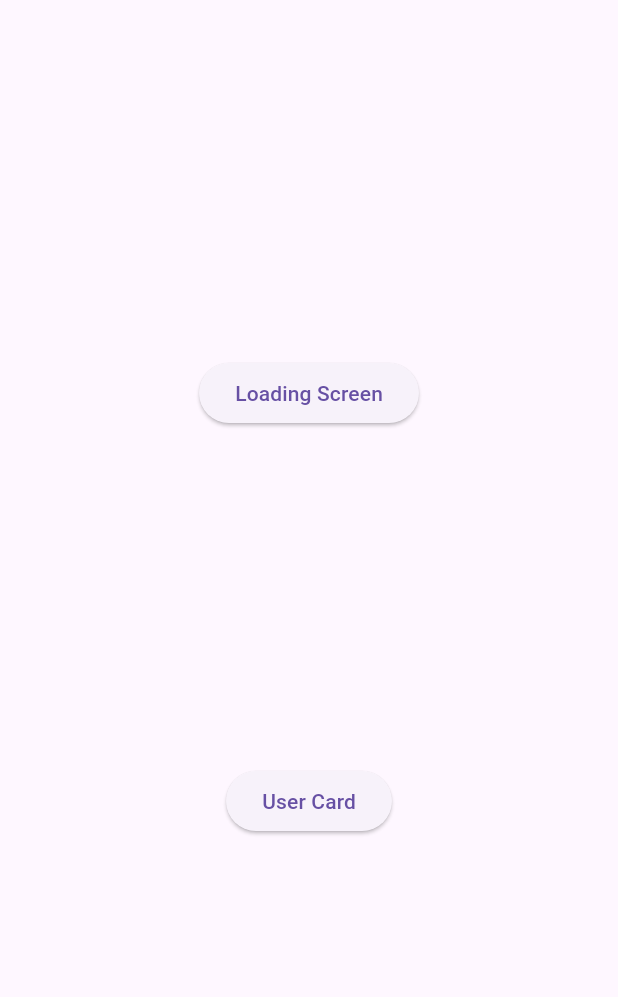
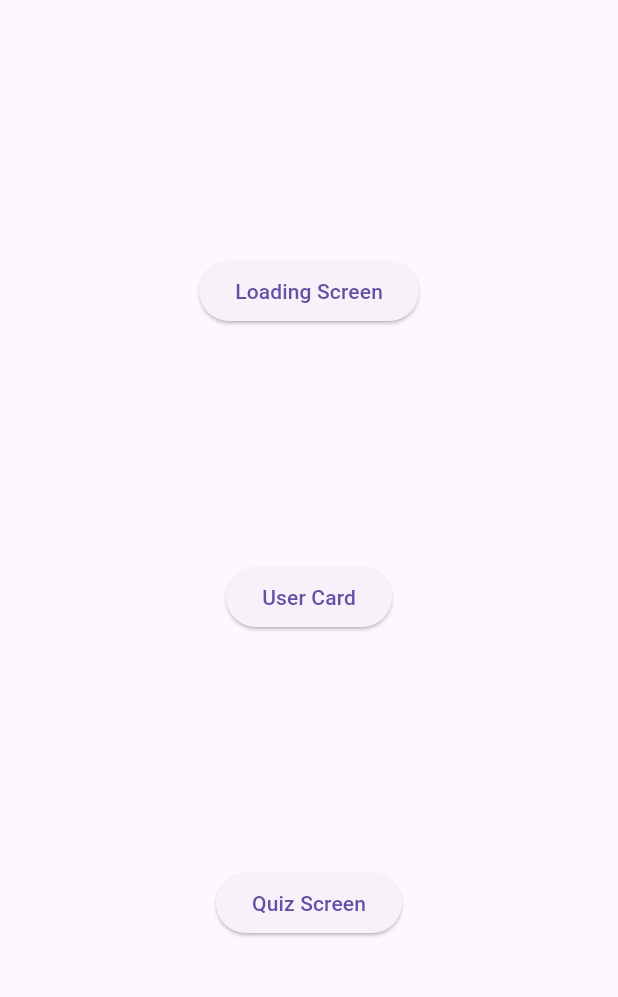
Before and after one commit to r4yb3l/excuela_widget_master, a Flutter app: the screen it shows after launch, on a phone screen of 412 x 824 dp, the part 63-1060 px from its top. Run offline on Flutter 3.47's test engine with Material 3 defaults, Android fonts, the phone set to English and light mode, and no system bars; our stand-ins replace bloc, flutter_bloc, freezed_annotation, go_router, loading_animation_widget; generated files the repository leaves out were written again.

Commit message:
9. Created logic to make the quiz game

```diff
--- a/lib/home_screen/home_screen.dart
+++ b/lib/home_screen/home_screen.dart
@@ -30,6 +30,14 @@ class HomeScreen extends StatelessWidget {
                 }, child: const Text('User Card')),
               ],
             ),
+            Row(
+              mainAxisAlignment: MainAxisAlignment.center,
+              children: [
+                ElevatedButton(onPressed: (){
+                  context.pushNamed('quizScreen');
+                }, child: const Text('Quiz Screen')),
+              ],
+            ),
           ],
         )
     );
--- a/lib/main.dart
+++ b/lib/main.dart
@@ -1,3 +1,5 @@
+import 'package:excuela_widget_master/quiz_screen/bloc/quiz_screen_bloc.dart';
+import 'package:excuela_widget_master/quiz_screen/quiz_screen.dart';
 import 'package:excuela_widget_master/user_card/bloc/user_card_bloc.dart';
 import 'package:excuela_widget_master/user_card/user_card.dart';
 import 'package:flutter/material.dart';
@@ -19,6 +21,9 @@
             create: (context) => LoadingScreenBloc(),
           ),
           BlocProvider<UserCardBloc>(create: (context) => UserCardBloc()),
+          BlocProvider<QuizScreenBloc>(
+              create: (context) =>
+                  QuizScreenBloc()..add(const QuizScreenEvent.initialize())),
         ],
         child: MaterialApp.router(
           debugShowCheckedModeBanner: false,
@@ -39,6 +44,11 @@
                 name: 'userCard',
                 builder: (context, state) => const UserCard(),
               ),
+              GoRoute(
+                path: '/quiz',
+                name: 'quizScreen',
+                builder: (context, state) => const QuizScreen(),
+              ),
             ],
           ),
         ));
--- /dev/null
+++ b/lib/quiz_screen/bloc/quiz_screen_bloc.dart
@@ -0,0 +1,61 @@
+import 'package:bloc/bloc.dart';
+import 'package:excuela_widget_master/quiz_screen/domain/quiz_data.dart';
+import 'package:excuela_widget_master/quiz_screen/domain/quiz_question.dart';
+import 'package:freezed_annotation/freezed_annotation.dart';
+
+part 'quiz_screen_event.dart';
+
+part 'quiz_screen_state.dart';
+
+part 'quiz_screen_bloc.freezed.dart';
+
+class QuizScreenBloc extends Bloc<QuizScreenEvent, QuizScreenState> {
+  QuizScreenBloc() : super(QuizScreenState.initial()) {
+    on<QuizScreenEvent>((event, emit) {
+      event.when(initialize: () {
+        emit(state.copyWith(data: data, currentQuestionIndex: 0));
+      }, nextQuestion: () {
+        emit(state.copyWith(
+            currentQuestionIndex: state.currentQuestionIndex! + 1,
+            currentAnswerResult: null));
+      }, validateAnswer: (int questionIndex, int userAnswerIndex) {
+        if (userAnswerIndex ==
+            data.questions[questionIndex].correctAnswerIndex) {
+          emit(state.copyWith(
+              rightAnswerCount: state.rightAnswerCount + 1,
+              currentAnswerResult: true));
+        } else {
+          emit(state.copyWith(
+              wrongAnswerCount: state.wrongAnswerCount + 1,
+              currentAnswerResult: false));
+        }
+      });
+    });
+  }
+
+  final data = const QuizData(questions: [
+    QuizQuestion(
+        topic: 'Tecnologia',
+        question:
+            'Cual es el nombre de la pieza que es por asi decir el cerebro de una computadora?',
+        answers: ['Motherboard', 'CPU', 'GPU', 'RAM'],
+        correctAnswerIndex: 1),
+    QuizQuestion(
+        topic: 'Geografia',
+        question: 'En que continente se encuentra la ciudad de Rio de Janeiro?',
+        answers: ['America', 'Europa', 'Asia', 'Africa'],
+        correctAnswerIndex: 0),
+    QuizQuestion(
+        topic: 'Ciencias',
+        question: 'Cual es el planeta mas caliente del sistema solar?',
+        answers: ['Mercurio', 'Venus', 'Tierra', 'Marte'],
+        correctAnswerIndex: 1),
+    QuizQuestion(
+      topic: 'Historia',
+      question:
+          'Cual ha sido el unico pais del mundo en usar armas atomicas en conflicto?',
+      answers: ['Estados Unidos', 'China', 'Japon', 'Corea'],
+      correctAnswerIndex: 0,
+    )
+  ], correctAnswers: 0, wrongAnswers: 0, percentage: 0);
+}
--- /dev/null
+++ b/lib/quiz_screen/bloc/quiz_screen_event.dart
@@ -0,0 +1,8 @@
+part of 'quiz_screen_bloc.dart';
+
+@freezed
+class QuizScreenEvent with _$QuizScreenEvent {
+  const factory QuizScreenEvent.initialize() = _Initialize;
+  const factory QuizScreenEvent.validateAnswer(int questionIndex, int userAnswerIndex) = _ValidateAnswer;
+  const factory QuizScreenEvent.nextQuestion() = _NextQuestion;
+}
--- /dev/null
+++ b/lib/quiz_screen/bloc/quiz_screen_state.dart
@@ -0,0 +1,20 @@
+part of 'quiz_screen_bloc.dart';
+
+@freezed
+class QuizScreenState with _$QuizScreenState {
+  const factory QuizScreenState({
+    required QuizData data,
+    required int rightAnswerCount,
+    required int wrongAnswerCount,
+    required int? currentQuestionIndex,
+    required bool? currentAnswerResult,
+  }) = _QuizScreenState;
+
+  factory QuizScreenState.initial() => QuizScreenState(
+        data: QuizData.empty(),
+        rightAnswerCount: 0,
+        wrongAnswerCount: 0,
+        currentQuestionIndex: 0,
+        currentAnswerResult: null,
+      );
+}
--- /dev/null
+++ b/lib/quiz_screen/domain/quiz_data.dart
@@ -0,0 +1,17 @@
+import 'package:excuela_widget_master/quiz_screen/domain/quiz_question.dart';
+import 'package:freezed_annotation/freezed_annotation.dart';
+
+part 'quiz_data.freezed.dart';
+
+@freezed
+class QuizData with _$QuizData {
+  const factory QuizData(
+      {required List<QuizQuestion> questions,
+      required int correctAnswers,
+      required int wrongAnswers,
+
+      required double percentage}) = _QuizData;
+
+  factory QuizData.empty() => const QuizData(
+      questions: [], correctAnswers: 0, wrongAnswers: 0, percentage: 0.0,);
+}
--- /dev/null
+++ b/lib/quiz_screen/domain/quiz_question.dart
@@ -0,0 +1,22 @@
+import 'package:freezed_annotation/freezed_annotation.dart';
+
+
+part 'quiz_question.freezed.dart';
+@freezed
+class QuizQuestion with _$QuizQuestion {
+  const factory QuizQuestion({
+    required String topic,
+    required String question,
+    required List<String> answers,
+    required int correctAnswerIndex,
+
+  }) = _QuizQuestion;
+
+
+  factory QuizQuestion.empty() => QuizQuestion(
+        topic: '',
+        question: '',
+        answers: [],
+        correctAnswerIndex: 0,
+      );
+}
--- a/lib/quiz_screen/quiz_screen.dart
+++ b/lib/quiz_screen/quiz_screen.dart
@@ -5,6 +5,14 @@ class QuizScreen extends StatelessWidget {
 
   @override
   Widget build(BuildContext context) {
-    return const Placeholder();
+    return Scaffold(
+      appBar: AppBar(
+        title: const Text('Quiz'),
+        centerTitle: true,
+      ),
+      body: Column(
+
+      )
+    );
   }
 }
--- a/pubspec.yaml
+++ b/pubspec.yaml
@@ -33,7 +33,6 @@ dependencies:
 
 #new dependencies
   build_runner: ^2.3.3
-  easy_quiz_game: ^1.0.1
   flutter_bloc: ^8.1.6
   flutter_share: ^2.0.0
   freezed: ^2.3.3
@@ -69,7 +68,8 @@ flutter:
   uses-material-design: true
 
   # To add assets to your application, add an assets section, like this:
-  # assets:
+  assets:
+    - assets/images/
   #   - images/a_dot_burr.jpeg
   #   - images/a_dot_ham.jpeg
 
```
Also changed, not shown: assets/images/logo.png (added), pubspec.lock.
